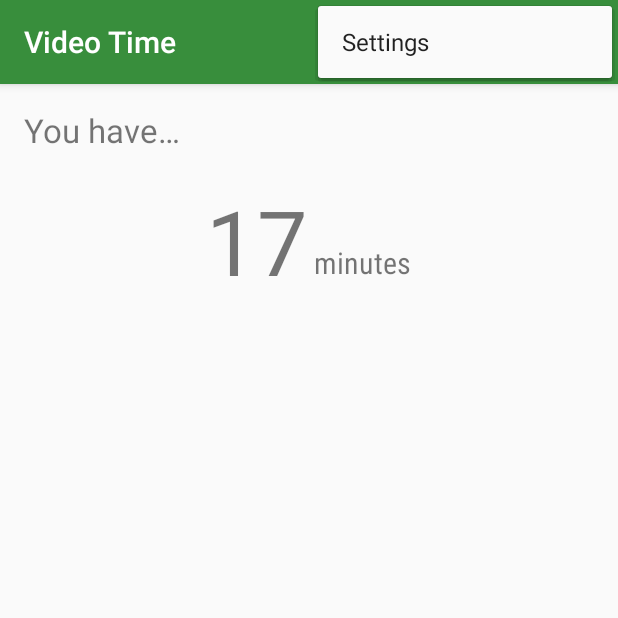
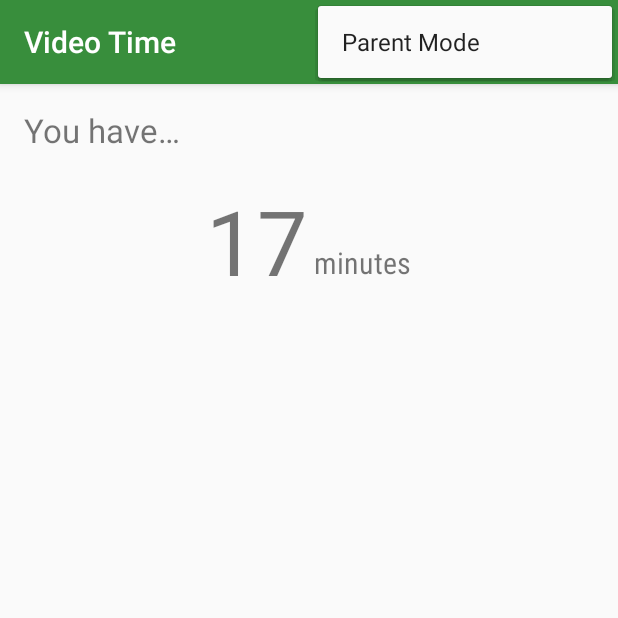
Before and after one commit to MarcBernstein/VideoTime, an Android app: the screen it shows after launch (MainActivity), with the options menu open, on a phone screen of 412 x 824 dp, the top half of it. Run offline under Robolectric (Android 15) with nearby library versions, the phone set to English and light mode, and no system bars; our stand-ins replace ButterKnife, Dagger/Hilt's generated code; libraries missing offline, so code that uses them is left out: com.squareup.leakcanary; 4 statements that could not run were skipped.

Commit message:
Initial design

```diff
--- a/app/src/main/java/info/marcbernstein/videotime/MainActivity.java
+++ b/app/src/main/java/info/marcbernstein/videotime/MainActivity.java
@@ -7,6 +7,7 @@ import android.support.v7.app.AppCompatActivity;
 import android.support.v7.widget.Toolbar;
 import android.view.Menu;
 import android.view.MenuItem;
+import android.widget.Toast;
 
 import butterknife.ButterKnife;
 
@@ -17,7 +18,8 @@ public class MainActivity extends AppCompatActivity {
     super.onCreate(savedInstanceState);
     setContentView(R.layout.activity_main);
     ButterKnife.bind(this);
-    Toolbar toolbar = (Toolbar) findViewById(R.id.toolbar);
+
+    Toolbar toolbar = ButterKnife.findById(this, R.id.toolbar);
     setSupportActionBar(toolbar);
 
     FloatingActionButton fab = ButterKnife.findById(this, R.id.fab);
@@ -41,7 +43,8 @@ public class MainActivity extends AppCompatActivity {
     int id = item.getItemId();
 
     //noinspection SimplifiableIfStatement
-    if (id == R.id.action_settings) {
+    if (id == R.id.action_parent_mode) {
+      Toast.makeText(this, "Not implemented", Toast.LENGTH_SHORT).show();
       return true;
     }
 
--- a/app/src/main/res/menu/menu_main.xml
+++ b/app/src/main/res/menu/menu_main.xml
@@ -1,10 +1,10 @@
 <menu xmlns:android="http://schemas.android.com/apk/res/android"
-    xmlns:app="http://schemas.android.com/apk/res-auto"
-    xmlns:tools="http://schemas.android.com/tools"
-    tools:context="info.marcbernstein.videotime.MainActivity">
+      xmlns:app="http://schemas.android.com/apk/res-auto"
+      xmlns:tools="http://schemas.android.com/tools"
+      tools:context="info.marcbernstein.videotime.MainActivity">
     <item
-        android:id="@+id/action_settings"
+        android:id="@+id/action_parent_mode"
         android:orderInCategory="100"
-        android:title="@string/action_settings"
-        app:showAsAction="never" />
+        android:title="@string/action_parent_mode"
+        app:showAsAction="never"/>
 </menu>
--- a/app/src/main/res/values/strings.xml
+++ b/app/src/main/res/values/strings.xml
@@ -1,6 +1,6 @@
 <resources>
     <string name="app_name">Video Time</string>
-    <string name="action_settings">Settings</string>
+    <string name="action_parent_mode">Parent Mode</string>
     <string name="use_time">Use Time</string>
     <string name="minutes">minutes</string>
     <string name="you_have">You have…</string>
```
